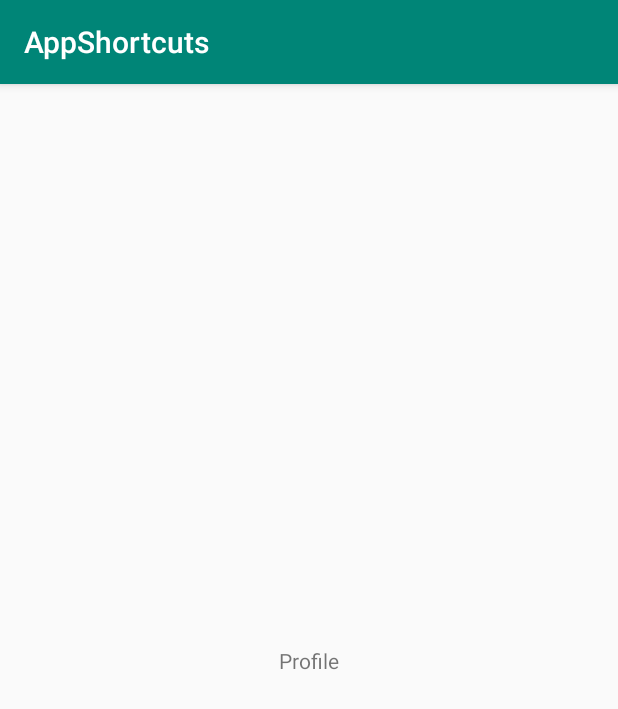
After one commit to harsha973/Learn-Android-Sample-App-Shortcuts, an Android app: the ProfileActivity screen opened directly, with no data from a screen before it, on a phone screen of 412 x 824 dp. The commit adds this screen. Shown: the top 709 px of the screen. Run offline under Robolectric (Android 15) with nearby library versions, the phone set to English and light mode, and no system bars; libraries missing offline, so code that uses them is left out: appshortcuts.ind.co.

Commit message:
Created a new dynamic shortcut pointing to ProfileActivity

```diff
--- a/app/src/main/AndroidManifest.xml
+++ b/app/src/main/AndroidManifest.xml
@@ -20,6 +20,7 @@
                     android:resource="@xml/shortcuts"/>
         </activity>
         <activity android:name=".SettingsActivity"/>
+        <activity android:name=".ProfileActivity"/>
     </application>
 
 </manifest>
--- /dev/null
+++ b/app/src/main/java/appshortcuts/ind/co/sha/appshortcuts/ProfileActivity.kt
@@ -0,0 +1,12 @@
+package appshortcuts.ind.co.sha.appshortcuts
+
+import android.support.v7.app.AppCompatActivity
+import android.os.Bundle
+
+class ProfileActivity : AppCompatActivity() {
+
+    override fun onCreate(savedInstanceState: Bundle?) {
+        super.onCreate(savedInstanceState)
+        setContentView(R.layout.activity_profile)
+    }
+}
--- /dev/null
+++ b/app/src/main/res/layout/activity_profile.xml
@@ -0,0 +1,19 @@
+<?xml version="1.0" encoding="utf-8"?>
+<android.support.constraint.ConstraintLayout
+        xmlns:android="http://schemas.android.com/apk/res/android"
+        xmlns:tools="http://schemas.android.com/tools"
+        xmlns:app="http://schemas.android.com/apk/res-auto"
+        android:layout_width="match_parent"
+        android:layout_height="match_parent"
+        tools:context=".MainActivity">
+
+    <TextView
+            android:layout_width="wrap_content"
+            android:layout_height="wrap_content"
+            android:text="@string/profile_text"
+            app:layout_constraintBottom_toBottomOf="parent"
+            app:layout_constraintLeft_toLeftOf="parent"
+            app:layout_constraintRight_toRightOf="parent"
+            app:layout_constraintTop_toTopOf="parent"/>
+
+</android.support.constraint.ConstraintLayout>
```
Also changed, not shown: app/src/main/java/appshortcuts/ind/co/sha/appshortcuts/MainActivity.kt (+54 -19 lines), app/src/main/res/drawable/ic_person_black_24dp.xml (added, +9 -0 lines), app/src/main/res/values/strings.xml (+8 -0 lines).
